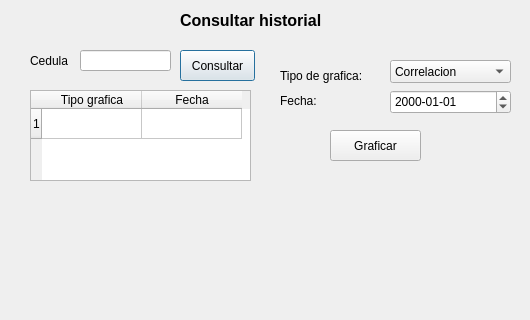
This is gui/consultar.ui in santi-ago/Info2 as Qt 5 draws it before an edit; both pictures show x 0 to 530 and y 0 to 320 of the 530 by 506 pixel window. The edited form follows.
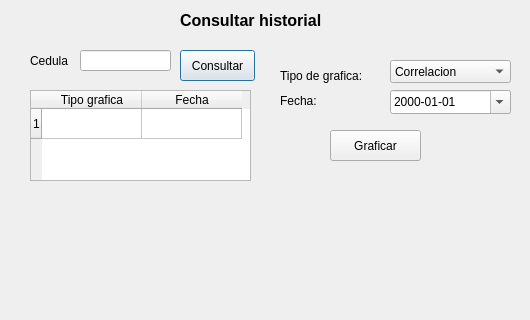
This is the edited form.

What changed in the file:
```diff
--- a/gui/consultar.ui
+++ b/gui/consultar.ui
@@ -191,6 +191,9 @@
    <property name="displayFormat">
     <string>yyyy-MM-dd</string>
    </property>
+   <property name="calendarPopup">
+    <bool>true</bool>
+   </property>
   </widget>
  </widget>
  <resources/>
```
